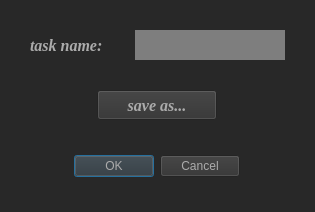
This is project_management/completed_task.ui in AP-projects-4001/hamidreza-ataei as Qt 5 draws it before an edit. The edited form follows.
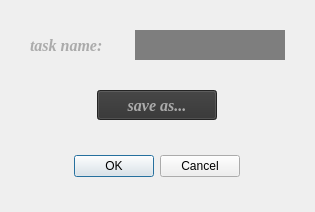
This is the edited form.

```diff
--- a/project_management/completed_task.ui
+++ b/project_management/completed_task.ui
@@ -26,7 +26,7 @@
    <string>Dialog</string>
   </property>
   <property name="styleSheet">
-   <string notr="true">background-color: rgb(40, 40, 40);</string>
+   <string notr="true"/>
   </property>
   <widget class="QDialogButtonBox" name="buttonBox">
    <property name="geometry">
@@ -41,8 +41,7 @@
     <cursorShape>PointingHandCursor</cursorShape>
    </property>
    <property name="styleSheet">
-    <string notr="true">color: rgb(171, 171, 171);
-background-color: rgb(50, 50, 50);</string>
+    <string notr="true"/>
    </property>
    <property name="orientation">
     <enum>Qt::Horizontal</enum>
```
